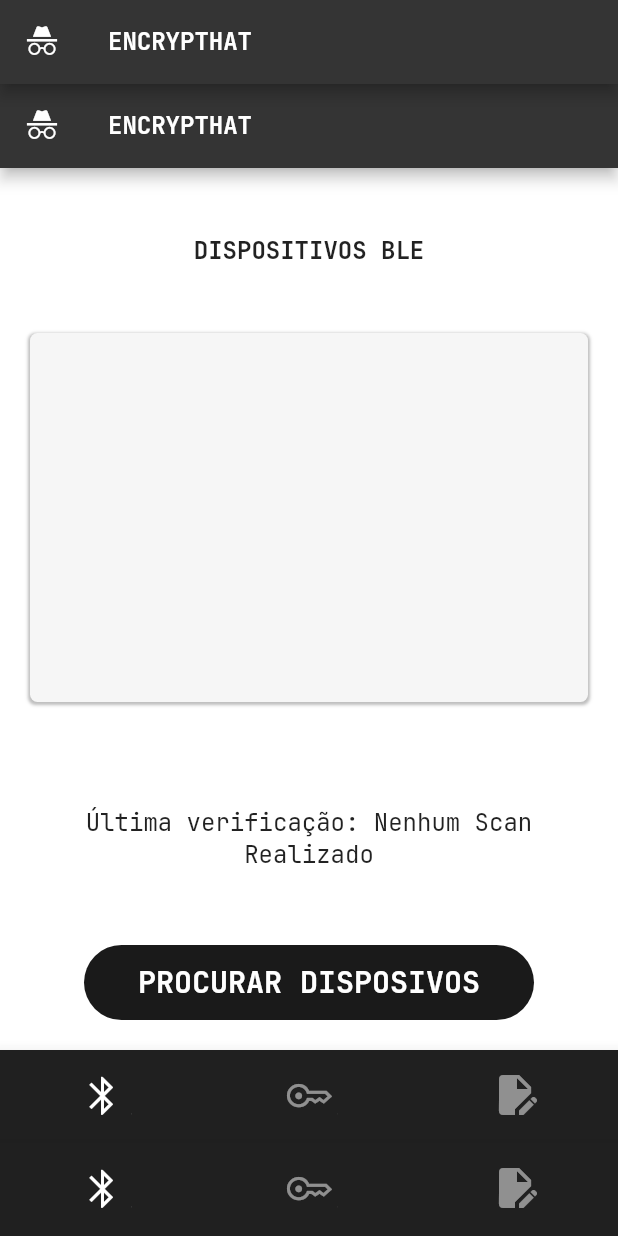
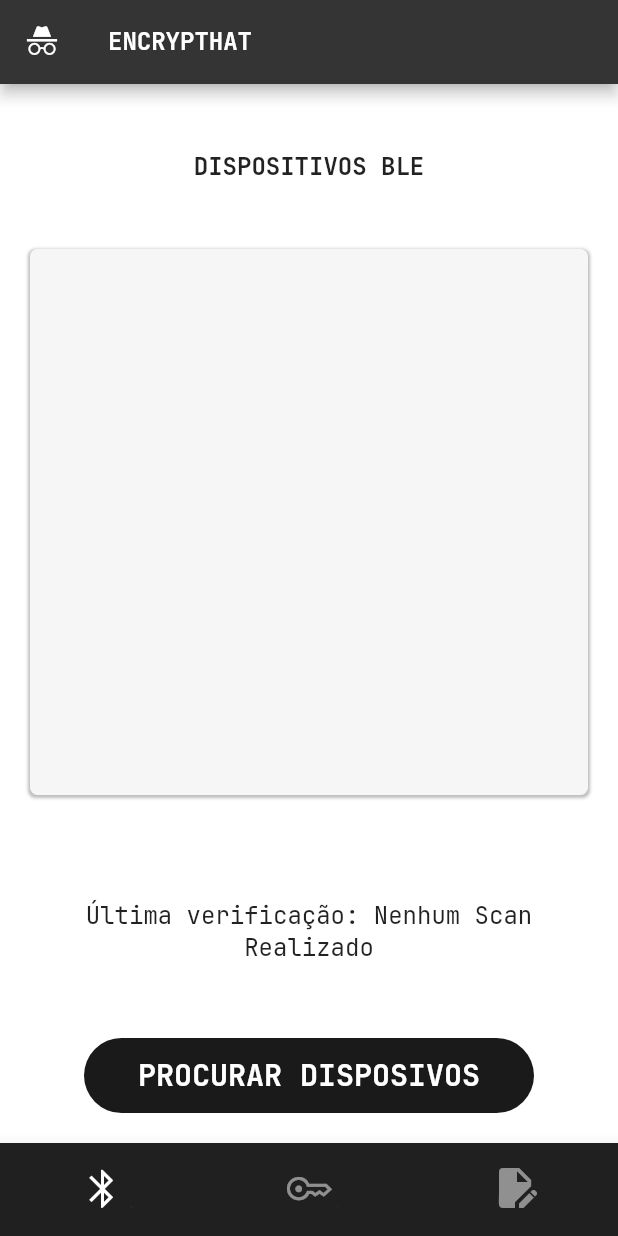
Before and after one commit to dexeme/encrypthat, a Flutter app: the screen it shows after launch, on a phone screen of 412 x 824 dp. Run offline on Flutter 3.47's test engine with Material 2 defaults, Android fonts, the phone set to English and light mode, and no system bars; our stand-ins replace flutter_blue_plus, go_router; missing offline and left inert: pointycastle.

Commit message:
Extract Scaffold from widgets

```diff
--- a/encrypthat/lib/views/home_page_view.dart
+++ b/encrypthat/lib/views/home_page_view.dart
@@ -29,19 +29,13 @@ class _HomePageState extends State<HomePage> {
     }
   }
 
+  get devicesList => _devicesList;
+
   String lastScanTime = 'Nenhum Scan Realizado';
 
   @override
   Widget build(BuildContext context) {
-    return Scaffold(
-      backgroundColor: constants.backgroundColor,
-      appBar: AppBar(
-        title: const Text('ENCRYPTHAT', style: constants.boldFont),
-        leading: const Icon(CustomIcons.logo),
-        backgroundColor: constants.appBarColor,
-      ),
-      bottomNavigationBar: const BottomNavBar(),
-      body: Padding(
+    return Padding(
       padding: const EdgeInsets.all(20.0),
       child: Column(
         children: [
@@ -65,10 +59,8 @@ class _HomePageState extends State<HomePage> {
           ),
           Column(
             children: [
-                Text(
-                    'Última verificação: ${lastScan()}',
-                    style: constants.regularFont,
-                    textAlign: TextAlign.center),
+              Text('Última verificação: ${lastScan()}',
+                  style: constants.regularFont, textAlign: TextAlign.center),
               const SizedBox(
                 height: 50,
               ),
@@ -90,7 +82,6 @@ class _HomePageState extends State<HomePage> {
           ),
         ],
       ),
-      ),
     );
   }
 }
```
Also changed, not shown: encrypthat/lib/views/keys_page_view.dart (+2 -19 lines). Lines whose indentation alone changed are shown as unchanged.
